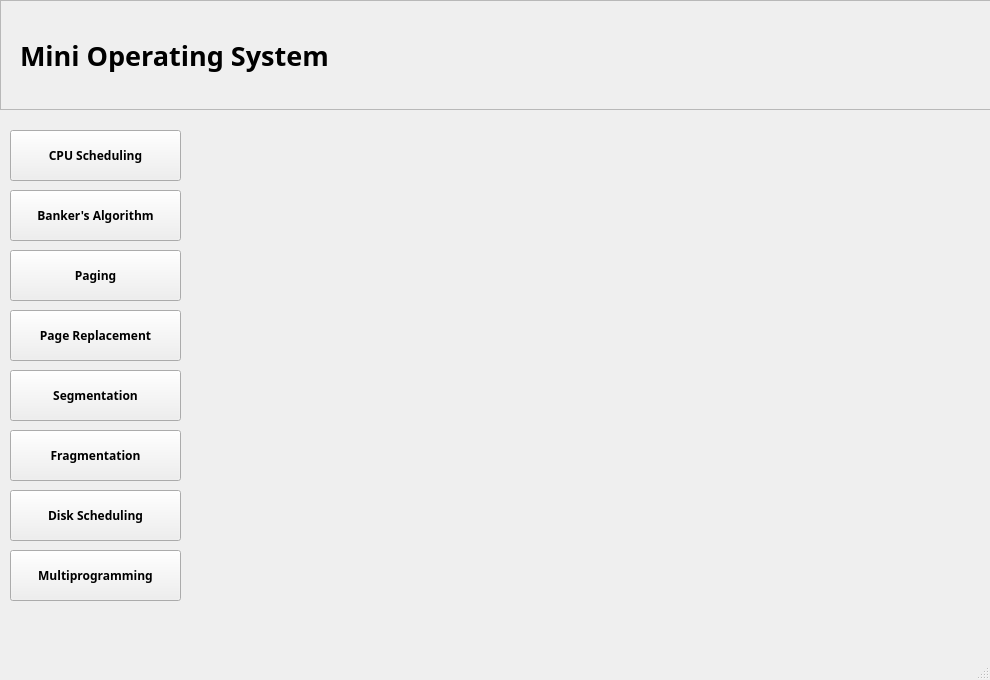
This is main_window.ui in strawbwiees/Mini-OS as Qt 5 draws it before an edit. The edited form follows.
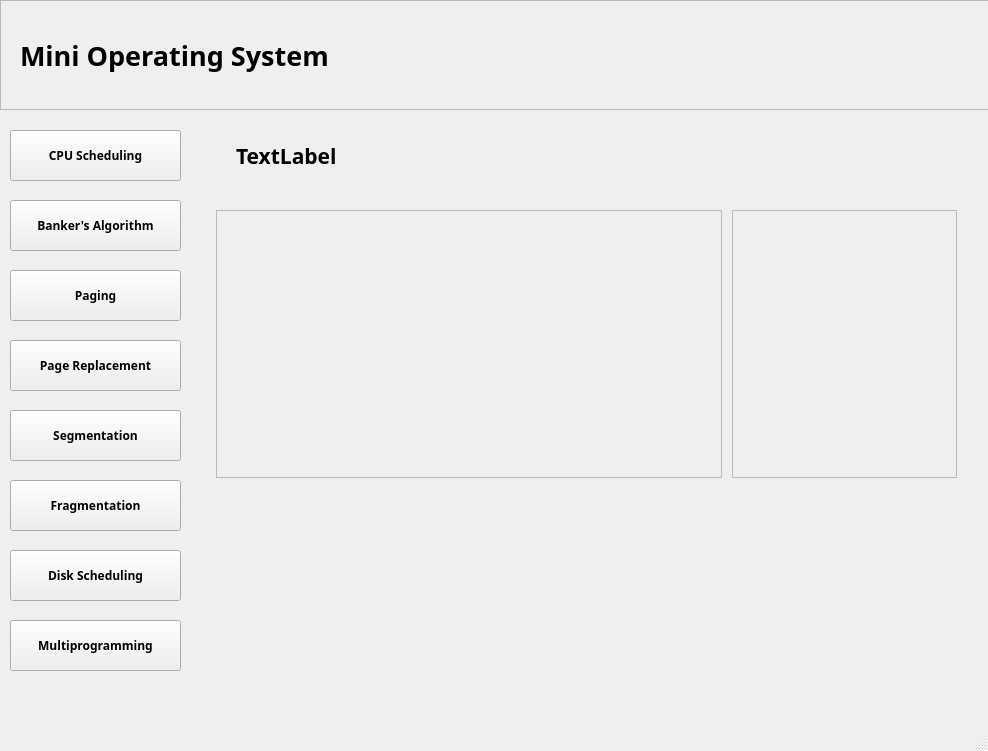
This is the edited form.

The edit to the form file:
```diff
--- a/main_window.ui
+++ b/main_window.ui
@@ -6,8 +6,8 @@
    <rect>
     <x>0</x>
     <y>0</y>
-    <width>990</width>
-    <height>680</height>
+    <width>988</width>
+    <height>751</height>
    </rect>
   </property>
   <property name="windowTitle">
@@ -101,7 +101,7 @@
       <x>0</x>
       <y>110</y>
       <width>981</width>
-      <height>521</height>
+      <height>591</height>
      </rect>
     </property>
     <property name="font">
@@ -166,7 +166,7 @@
         <property name="geometry">
          <rect>
           <x>10</x>
-          <y>80</y>
+          <y>90</y>
           <width>171</width>
           <height>51</height>
          </rect>
@@ -191,7 +191,7 @@
         <property name="geometry">
          <rect>
           <x>10</x>
-          <y>140</y>
+          <y>160</y>
           <width>171</width>
           <height>51</height>
          </rect>
@@ -216,7 +216,7 @@
         <property name="geometry">
          <rect>
           <x>10</x>
-          <y>200</y>
+          <y>230</y>
           <width>171</width>
           <height>51</height>
          </rect>
@@ -241,7 +241,7 @@
         <property name="geometry">
          <rect>
           <x>10</x>
-          <y>260</y>
+          <y>300</y>
           <width>171</width>
           <height>51</height>
          </rect>
@@ -266,7 +266,7 @@
         <property name="geometry">
          <rect>
           <x>10</x>
-          <y>320</y>
+          <y>370</y>
           <width>171</width>
           <height>51</height>
          </rect>
@@ -291,7 +291,7 @@
         <property name="geometry">
          <rect>
           <x>10</x>
-          <y>380</y>
+          <y>440</y>
           <width>171</width>
           <height>51</height>
          </rect>
@@ -316,7 +316,7 @@
         <property name="geometry">
          <rect>
           <x>10</x>
-          <y>440</y>
+          <y>510</y>
           <width>171</width>
           <height>51</height>
          </rect>
@@ -353,6 +353,117 @@
          <bold>true</bold>
         </font>
        </property>
+       <widget class="QWidget" name="pageHeadingWidget" native="true">
+        <property name="geometry">
+         <rect>
+          <x>10</x>
+          <y>10</y>
+          <width>741</width>
+          <height>71</height>
+         </rect>
+        </property>
+        <property name="autoFillBackground">
+         <bool>true</bool>
+        </property>
+        <widget class="QLabel" name="headingTextLabel">
+         <property name="geometry">
+          <rect>
+           <x>20</x>
+           <y>20</y>
+           <width>141</width>
+           <height>31</height>
+          </rect>
+         </property>
+         <property name="font">
+          <font>
+           <family>Century Gothic</family>
+           <pointsize>16</pointsize>
+           <bold>true</bold>
+          </font>
+         </property>
+         <property name="text">
+          <string>TextLabel</string>
+         </property>
+        </widget>
+       </widget>
+       <widget class="QWidget" name="upperPanel_widget" native="true">
+        <property name="geometry">
+         <rect>
+          <x>10</x>
+          <y>100</y>
+          <width>741</width>
+          <height>268</height>
+         </rect>
+        </property>
+        <property name="autoFillBackground">
+         <bool>true</bool>
+        </property>
+        <layout class="QHBoxLayout" name="horizontalLayout_3">
+         <property name="spacing">
+          <number>10</number>
+         </property>
+         <property name="topMargin">
+          <number>0</number>
+         </property>
+         <property name="rightMargin">
+          <number>0</number>
+         </property>
+         <property name="bottomMargin">
+          <number>0</number>
+         </property>
+         <item>
+          <widget class="QFrame" name="processFrame">
+           <property name="frameShape">
+            <enum>QFrame::Shape::StyledPanel</enum>
+           </property>
+           <property name="frameShadow">
+            <enum>QFrame::Shadow::Raised</enum>
+           </property>
+          </widget>
+         </item>
+         <item>
+          <widget class="QFrame" name="algorithmFrame">
+           <property name="sizePolicy">
+            <sizepolicy hsizetype="Expanding" vsizetype="Expanding">
+             <horstretch>0</horstretch>
+             <verstretch>0</verstretch>
+            </sizepolicy>
+           </property>
+           <property name="minimumSize">
+            <size>
+             <width>225</width>
+             <height>250</height>
+            </size>
+           </property>
+           <property name="maximumSize">
+            <size>
+             <width>225</width>
+             <height>16777215</height>
+            </size>
+           </property>
+           <property name="frameShape">
+            <enum>QFrame::Shape::StyledPanel</enum>
+           </property>
+           <property name="frameShadow">
+            <enum>QFrame::Shadow::Plain</enum>
+           </property>
+          </widget>
+         </item>
+        </layout>
+       </widget>
+       <widget class="QWidget" name="resultsWidget" native="true">
+        <property name="geometry">
+         <rect>
+          <x>10</x>
+          <y>410</y>
+          <width>741</width>
+          <height>141</height>
+         </rect>
+        </property>
+        <property name="autoFillBackground">
+         <bool>true</bool>
+        </property>
+       </widget>
       </widget>
      </item>
     </layout>
```
Left out of the diff: 2 changed lines with no effect on the pictures.
